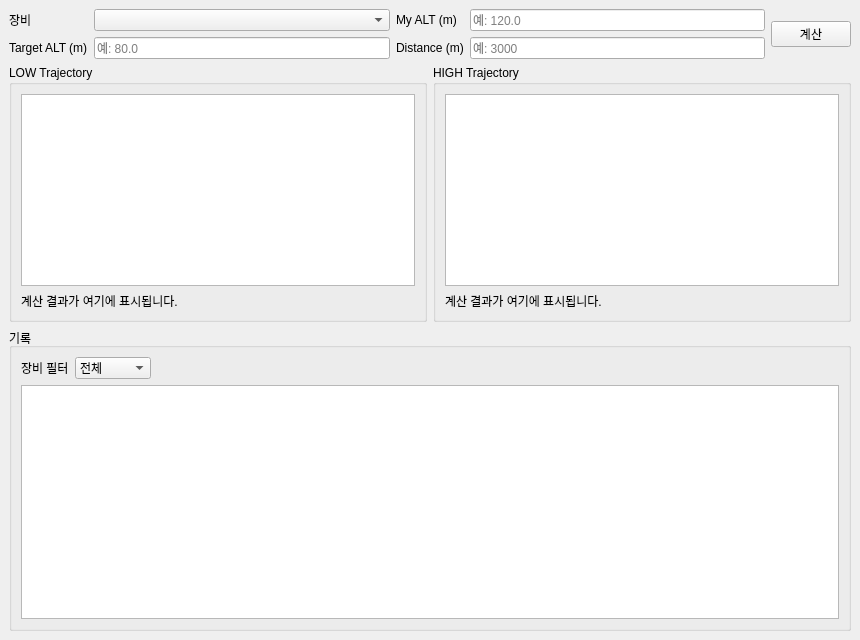
First picture: the form in src/MainWindow.ui, repository Prue0115/Artillery_Fire_Control_System, before the edit.
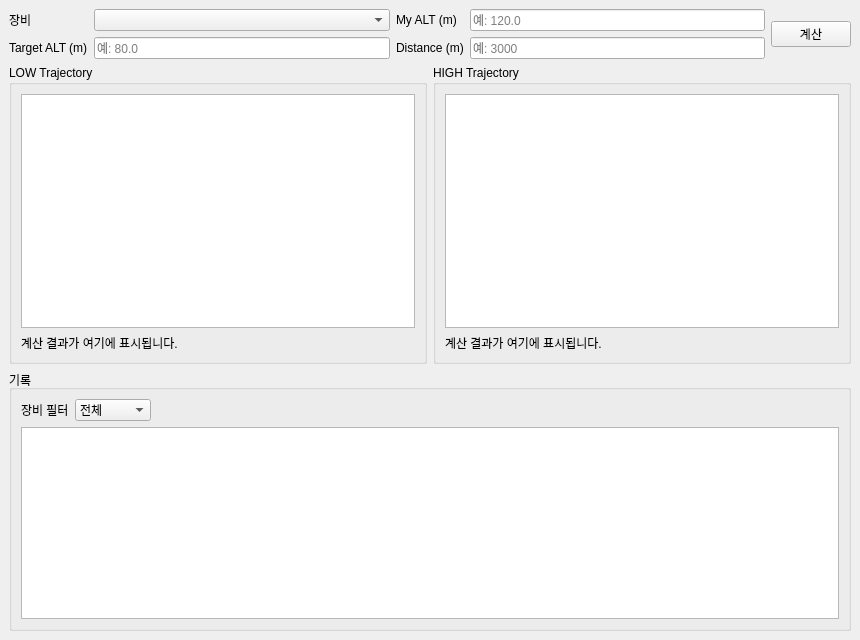
Second picture: the form after the edit.

Commit message: Fix MainWindow layout stretch

Diff of the .ui file:
```diff
--- a/src/MainWindow.ui
+++ b/src/MainWindow.ui
@@ -14,7 +14,7 @@
    <string>AFCS (Qt)</string>
   </property>
   <widget class="QWidget" name="centralwidget">
-   <layout class="QVBoxLayout" name="verticalLayout" stretch="0,0,1,0">
+   <layout class="QVBoxLayout" name="verticalLayout" stretch="0,1,0">
     <item>
      <layout class="QGridLayout" name="gridLayout">
       <item row="0" column="0">
```
